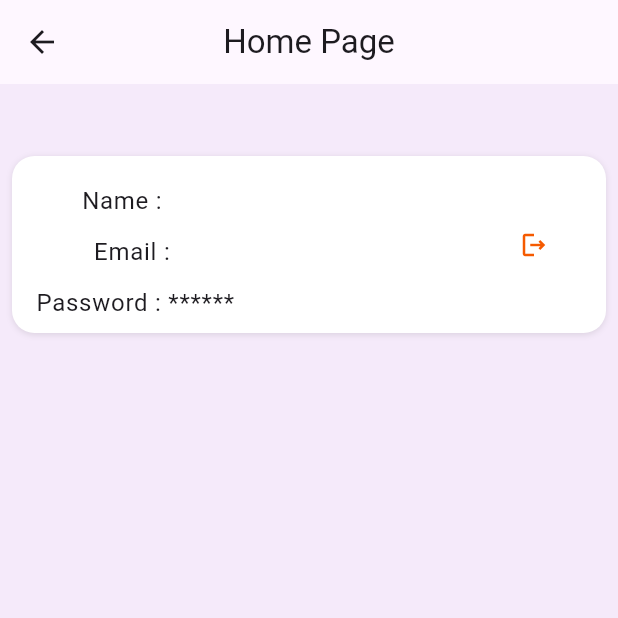
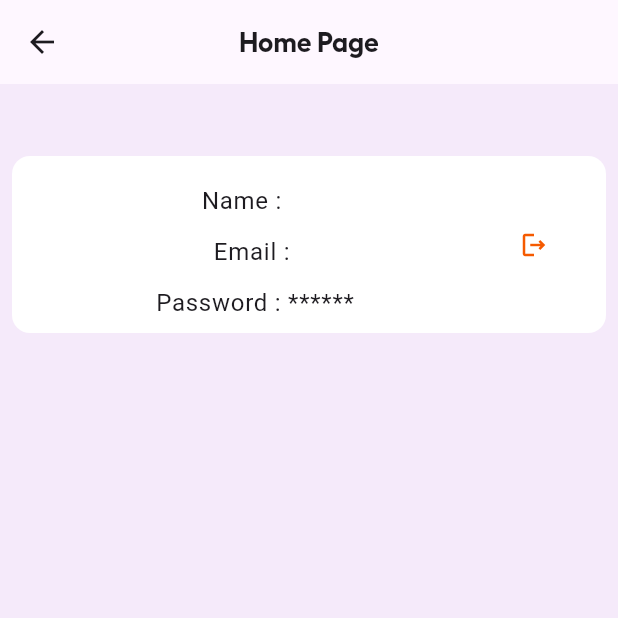
Before and after one commit to gehadbadr/Flutter_advanced_Daily_Recipe, a Flutter app: the HomepageScreen screen opened by its route, on a phone screen of 412 x 824 dp, the top half of it. Run offline on Flutter 3.47's test engine with Material 3 defaults, Android fonts, the light colour scheme and no system bars; our stand-ins replace email_validator, shared_preferences, velocity_x; missing offline and left inert: blurry_modal_progress_hud; accounts and stored records are empty.

Commit message:
design update2

```diff
--- a/lib/consts/styles.dart
+++ b/lib/consts/styles.dart
@@ -1,3 +1,3 @@
-const regular = "sans_regular";
-const semibold = "sans_semibold";
-const bold = "sans_bold";
+const regular = "Hellix-Regular";
+const semibold = "Hellix-SemiBold";
+const bold = "Hellix-Bold";
--- a/lib/screens/homepage.screens.dart
+++ b/lib/screens/homepage.screens.dart
@@ -15,37 +15,47 @@ class _HomepageScreenState extends State<HomepageScreen> {
     super.initState();
   }
 
-
   @override
   Widget build(BuildContext context) {
     return Consumer<AuthController>(builder: (context, authController, child) {
       String? name = authController.prefsFile!.getString('name');
       String? email = authController.prefsFile!.getString('email');
-      String? password = authController.prefsFile!.getString('password');
-      bool? login = authController.prefsFile!.getBool('login');
+
       return Scaffold(
         backgroundColor: bgColor,
         appBar: AppBar(
-          title: 'Home Page'.text.make(),
+          title: Text('Home Page',style: TextStyle(fontFamily: bold,fontSize: 18),),
           centerTitle: true,
         ),
         body: Padding(
           padding: const EdgeInsets.all(8.0),
           child: Container(
+            alignment: Alignment.centerLeft,
               child: Column(
             children: [
               40.heightBox,
-              ListTile(
+              Container(
+                decoration: BoxDecoration(
+                  borderRadius: BorderRadius.circular(12),
+                  color: whiteColor,
+                ),
+                child: ListTile(
                     title: Column(
                       children: [
-                      10.heightBox,
-                      'Name :  ${name}  '.text.align(TextAlign.left).make(),
-                      10.heightBox,
-                      'Email : ${email}'.text.make(),
-                      10.heightBox,
-                      'Password : ******'.text.make(),
+                        SizedBox(
+                          height: 10,
+                        ),
+                        Text('Name :  ${name}  ',style: TextStyle(fontSize: 16),),
+                        SizedBox(
+                          height: 10,
+                        ),
+                        Text('Email : ${email}',style: TextStyle(fontSize: 16),),
+                        SizedBox(
+                          height: 10,
+                        ),
+                        Text('Password : ******',style: TextStyle(fontSize: 16),),
                       ],
-                  ).box.alignCenterLeft.make(),
+                    ),
                     trailing: IconButton(
                       onPressed: () async {
                         await authController.logOut();
@@ -57,7 +67,9 @@ class _HomepageScreenState extends State<HomepageScreen> {
                         color: PKColor,
                         size: 20,
                       ),
-                  )).box.white.rounded.shadow.make(),
+                    )
+                  ),
+              ),
             ],
           )),
         ),
--- a/lib/widgets/custom_button.dart
+++ b/lib/widgets/custom_button.dart
@@ -19,7 +19,7 @@ class CustomButton extends StatelessWidget {
         ),),
 
         onPressed:onPress,
-        child: Text(title!,style: TextStyle(color: textColor,fontFamily: bold),)
+        child: Text(title!,style: TextStyle(color: textColor,fontFamily: bold,fontSize: 16),)
         );
   }
 }
```
Also changed, not shown: lib/providers/auth.providers.dart (+10 -4 lines), lib/screens/intro.screens.dart (+4 -3 lines), lib/screens/login_screen.dart (+8 -5 lines), lib/screens/signup_screen.dart (+22 -11 lines), pubspec.yaml (+13 -0 lines), assets/fonts/Hellix-Bold.ttf (added), assets/fonts/Hellix-Regular.ttf (added), assets/fonts/Hellix-SemiBold.ttf (added), assets/fonts/Pacifico-Regular.ttf (deleted), assets/fonts/sans_bold.ttf (deleted), assets/fonts/sans_regular.ttf (deleted), assets/fonts/sans_semibold.ttf (deleted). Lines whose indentation alone changed are shown as unchanged.
